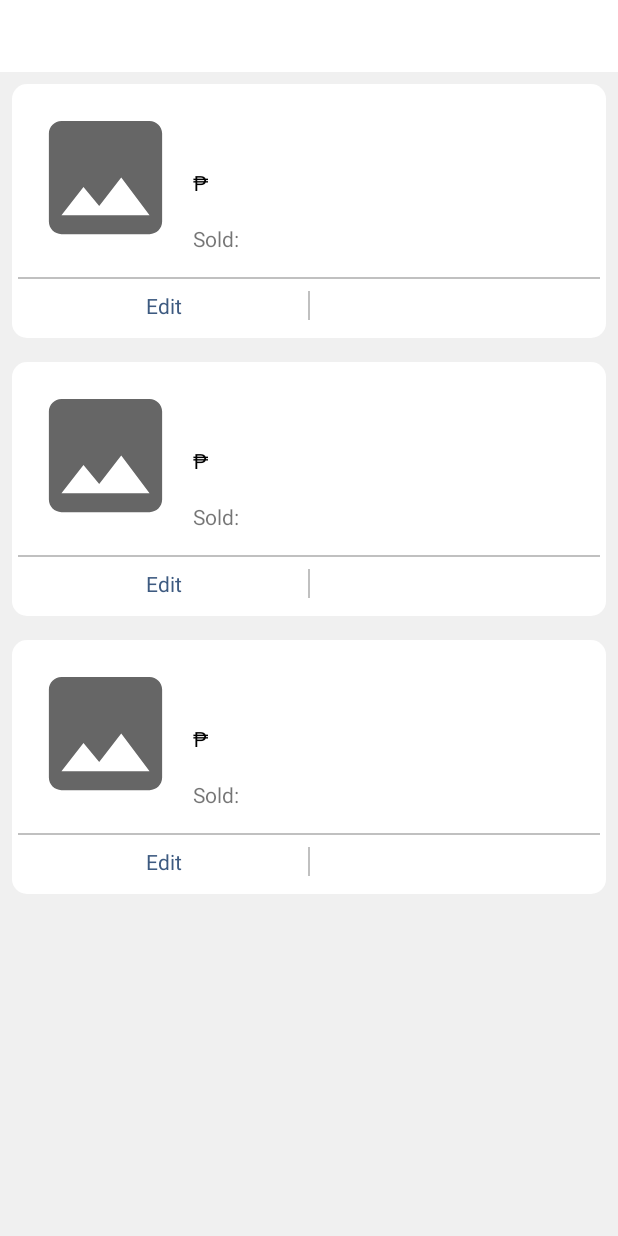
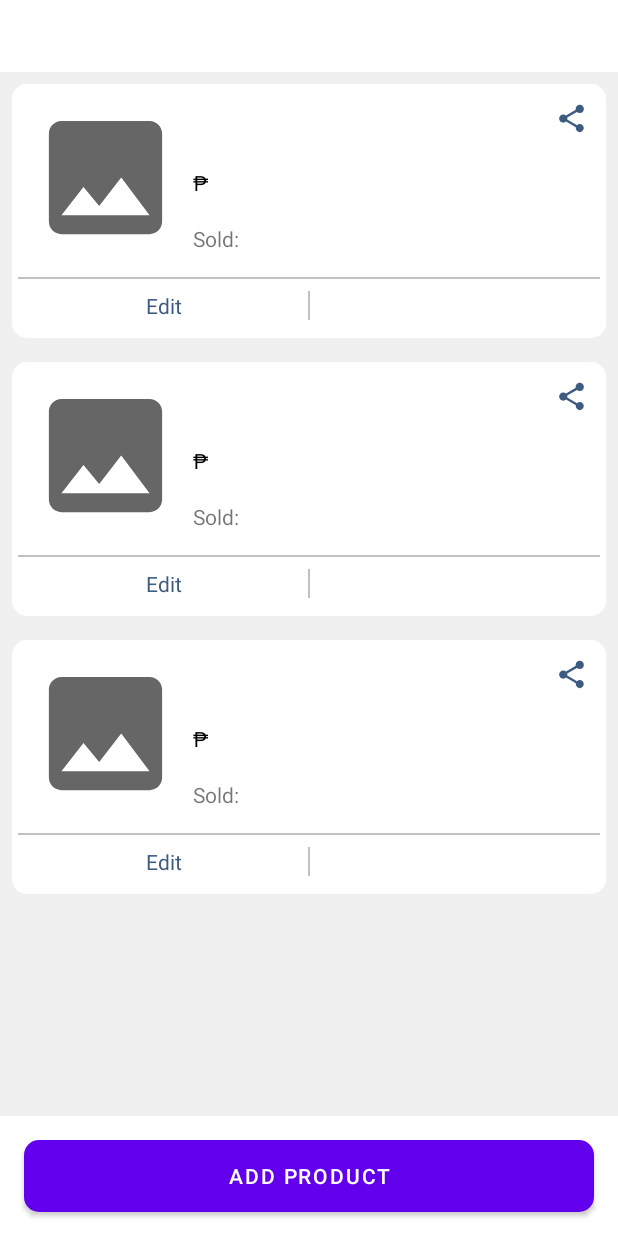
Before and after one commit to jivenandrabado/com.aix.mpagents, an Android app: the layout fragment_product_list.xml on its own in the app's theme, with its tools: preview values and no code run, on a phone screen of 412 x 824 dp. Run offline under Robolectric (Android 15) with nearby library versions, the phone set to English and light mode, and no system bars.

Commit message:
Add feature share product on Online product status

```diff
--- a/app/src/main/java/com/aix/mpagents/interfaces/ProductInterface.java
+++ b/app/src/main/java/com/aix/mpagents/interfaces/ProductInterface.java
@@ -8,4 +8,5 @@
     void onEditProduct(ProductInfo productInfo);
     void onOnlineProduct(ProductInfo productInfo);
     void onInactiveProduct(ProductInfo productInfo);
+    void onShareProduct(ProductInfo productInfo);
 }
--- /dev/null
+++ b/app/src/main/res/drawable/ic_baseline_share_24.xml
@@ -0,0 +1,5 @@
+<vector android:height="24dp" android:tint="#FFFFFF"
+    android:viewportHeight="24" android:viewportWidth="24"
+    android:width="24dp" xmlns:android="http://schemas.android.com/apk/res/android">
+    <path android:fillColor="@android:color/white" android:pathData="M18,16.08c-0.76,0 -1.44,0.3 -1.96,0.77L8.91,12.7c0.05,-0.23 0.09,-0.46 0.09,-0.7s-0.04,-0.47 -0.09,-0.7l7.05,-4.11c0.54,0.5 1.25,0.81 2.04,0.81 1.66,0 3,-1.34 3,-3s-1.34,-3 -3,-3 -3,1.34 -3,3c0,0.24 0.04,0.47 0.09,0.7L8.04,9.81C7.5,9.31 6.79,9 6,9c-1.66,0 -3,1.34 -3,3s1.34,3 3,3c0.79,0 1.5,-0.31 2.04,-0.81l7.12,4.16c-0.05,0.21 -0.08,0.43 -0.08,0.65 0,1.61 1.31,2.92 2.92,2.92 1.61,0 2.92,-1.31 2.92,-2.92s-1.31,-2.92 -2.92,-2.92z"/>
+</vector>
--- a/app/src/main/res/layout/fragment_product_list.xml
+++ b/app/src/main/res/layout/fragment_product_list.xml
@@ -23,10 +23,24 @@
         android:layout_height="0dp"
         android:background="@color/whiteSmoke"
         android:orientation="vertical"
+        app:layout_constraintBottom_toTopOf="@+id/buttonAddProduct"
         app:layout_constraintEnd_toEndOf="parent"
         app:layout_constraintStart_toStartOf="parent"
         app:layout_constraintTop_toBottomOf="@+id/tabLayout"
-        app:layout_constraintBottom_toBottomOf="parent"
+        android:layout_marginBottom="16dp"
         tools:listitem="@layout/item_products" />
 
+    <Button
+        android:id="@+id/buttonAddProduct"
+        android:layout_width="match_parent"
+        android:layout_height="wrap_content"
+        android:layout_marginStart="16dp"
+        android:layout_marginEnd="16dp"
+        android:layout_marginBottom="16dp"
+        android:background="@drawable/custom_border_primary"
+        android:text="Add Product"
+        app:layout_constraintBottom_toBottomOf="parent"
+        app:layout_constraintEnd_toEndOf="parent"
+        app:layout_constraintStart_toStartOf="parent"/>
+
 </androidx.constraintlayout.widget.ConstraintLayout>
--- a/app/src/main/res/layout/item_products.xml
+++ b/app/src/main/res/layout/item_products.xml
@@ -61,14 +61,26 @@
                 android:id="@+id/textViewProductName"
                 android:layout_width="0dp"
                 android:layout_height="wrap_content"
-                android:layout_marginEnd="8dp"
                 android:text="@{productInfo.product_name}"
                 android:textColor="@color/black"
                 android:textSize="16sp"
-                app:layout_constraintEnd_toEndOf="parent"
+                android:layout_marginEnd="8dp"
+                app:layout_constraintEnd_toStartOf="@+id/imageShareProduct"
                 app:layout_constraintStart_toStartOf="@+id/guideline1"
                 app:layout_constraintTop_toTopOf="@+id/imageView" />
 
+            <ImageView
+                android:id="@+id/imageShareProduct"
+                android:layout_width="0dp"
+                android:layout_height="0dp"
+                app:layout_constraintDimensionRatio="W, 1:1"
+                android:background="@drawable/ic_baseline_share_24"
+                android:backgroundTint="@color/mpagents_base_color"
+                app:layout_constraintBottom_toBottomOf="@+id/textViewProductName"
+                app:layout_constraintEnd_toEndOf="parent"
+                android:onClick="@{() -> productInterface.onShareProduct(productInfo)}"
+                android:layout_marginRight="8dp"
+                app:layout_constraintTop_toTopOf="@+id/imageView" />
 
             <TextView
                 android:id="@+id/textViewProductPrice"
--- a/app/src/main/res/navigation/nav_graph.xml
+++ b/app/src/main/res/navigation/nav_graph.xml
@@ -142,6 +142,9 @@
         <action
             android:id="@+id/action_productListFragment_to_editProductFragment"
             app:destination="@id/editProductFragment" />
+        <action
+            android:id="@+id/action_productListFragment_to_addProductFragment"
+            app:destination="@id/addProductFragment" />
     </fragment>
     <fragment
         android:id="@+id/categoryFragment"
```
Also changed, not shown: app/src/main/java/com/aix/mpagents/views/adapters/ProductsFirestoreAdapter.java (+6 -1 lines), app/src/main/java/com/aix/mpagents/views/fragments/products/ProductListFragment.java (+31 -0 lines).
